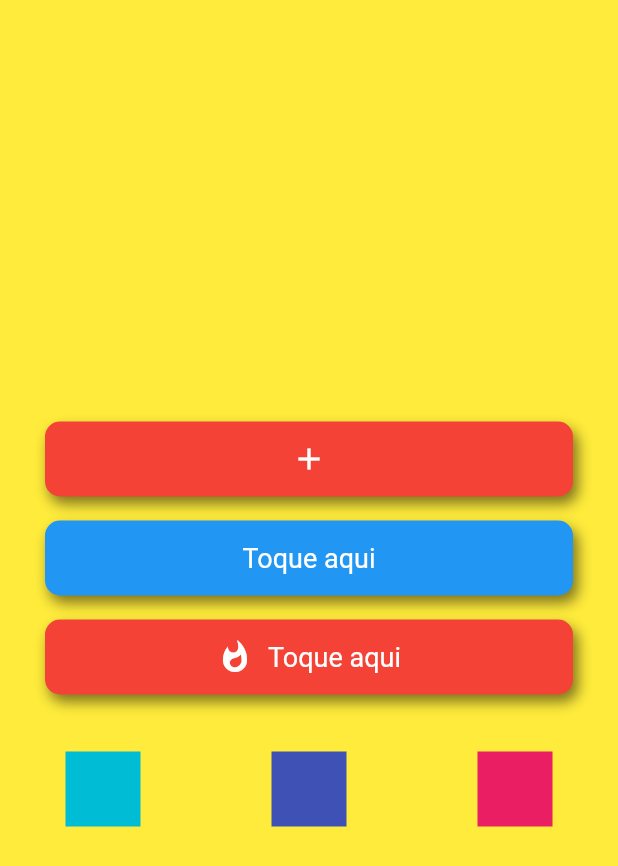
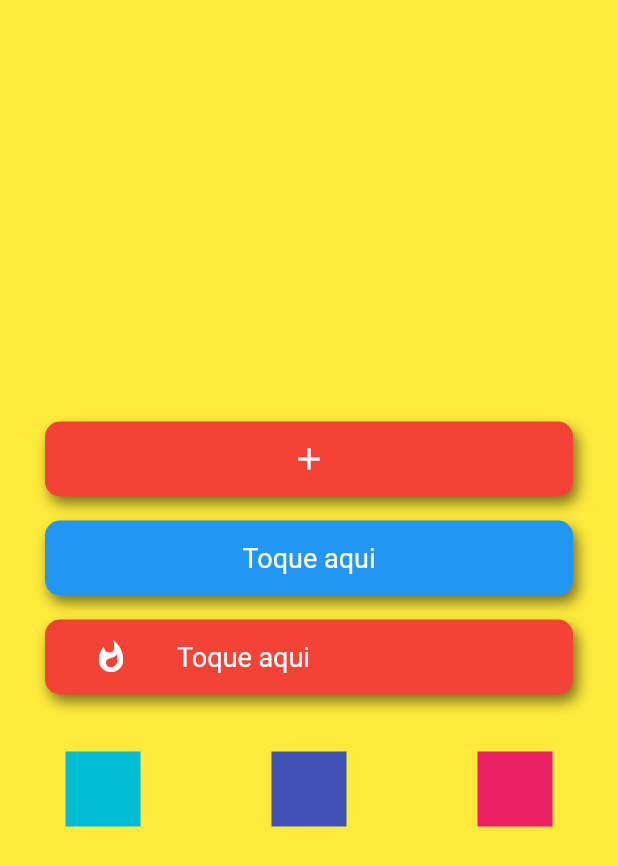
Before and after one commit to gesse-fernandes/05CatalogoWidget, a Flutter app: the screen it shows after launch, on a phone screen of 412 x 824 dp. Shown: the top 866 px of the screen. Run offline on Flutter 3.47's test engine with Material 2 defaults, Android fonts, the phone set to English and light mode, and no system bars.

Commit message:
expanded muito top perfeito

```diff
--- a/lib/main.dart
+++ b/lib/main.dart
@@ -148,16 +148,23 @@ class ButtonTextIcon extends StatelessWidget {
           child: Row(
             mainAxisAlignment: MainAxisAlignment.center,
             children: <Widget>[
-              Icon(
-                Icons.whatshot,
-                color: Colors.white,
+              Expanded(
+                flex: 1,
+                child: Icon(
+                  Icons.whatshot,
+                  color: Colors.white,
+                ),
+                /*child: Container(
+                  color: Colors.black,
+                ),*/
               ),
-              SizedBox(
-                width: 10,
-              ),
-              Text(
-                "Toque aqui",
-                style: TextStyle(color: Colors.white, fontSize: 18),
+              Expanded(
+                flex: 3,
+                child: Text(
+                  "Toque aqui",
+                  textAlign: TextAlign.left,
+                  style: TextStyle(color: Colors.white, fontSize: 18),
+                ),
               ),
             ],
           )),
```
